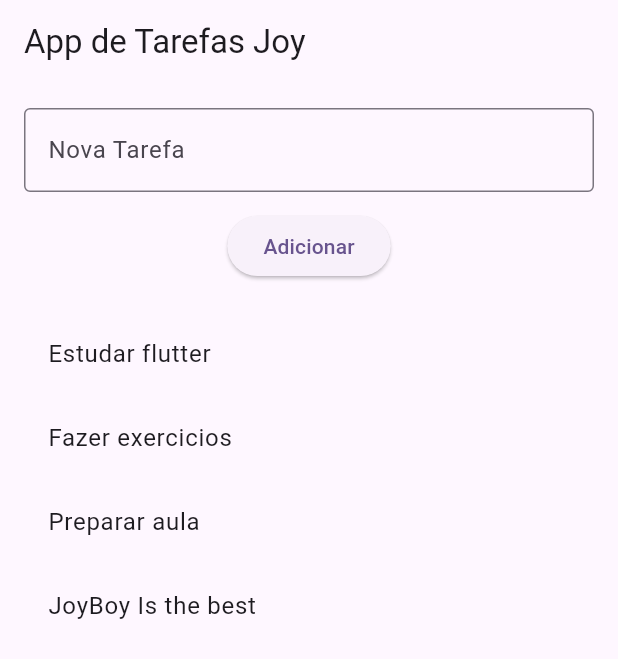
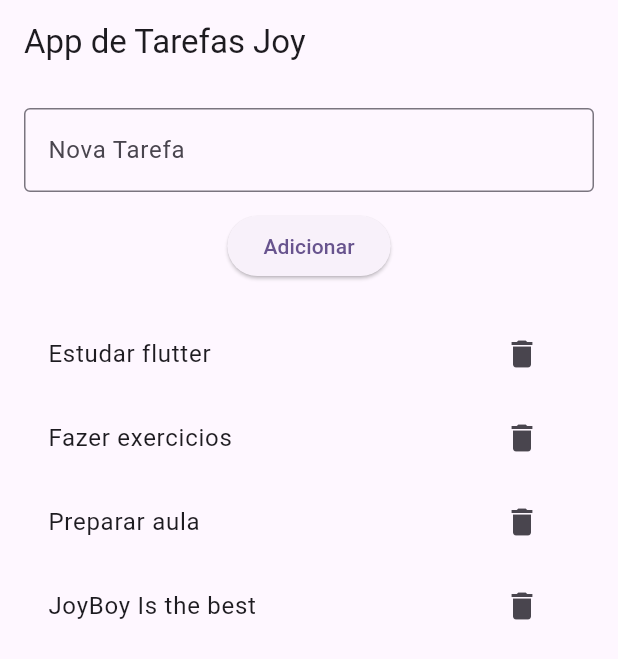
Before and after one commit to Faimo-M/App-de-tarefas-com-flutter, a Flutter app: the screen it shows after launch, on a phone screen of 412 x 824 dp. Shown: the top 659 px of the screen. Run offline on Flutter 3.47's test engine with Material 3 defaults, Android fonts, the phone set to English and light mode, and no system bars.

Commit message:
Adicionado a funcionalidade de delete no nosso CRUD

```diff
--- a/lib/screens/task_screen.dart
+++ b/lib/screens/task_screen.dart
@@ -46,7 +46,17 @@ class _TasksScreenState extends State<TasksScreen> {
            child: ListView.builder(
                itemCount: tarefas.length,
              itemBuilder: (context, index){
-                 return ListTile(title: Text(tarefas[index]));
+                 return ListTile(
+                     title: Text(tarefas[index]),
+                 trailing: IconButton(
+                     icon: const Icon(Icons.delete),
+                 onPressed: (){
+                       setState(() {
+                         tarefas.removeAt(index);
+                       });
+                 },
+                 ),
+                 );
              },
            ),
        ),
```
Also changed, not shown: 1 other file.
